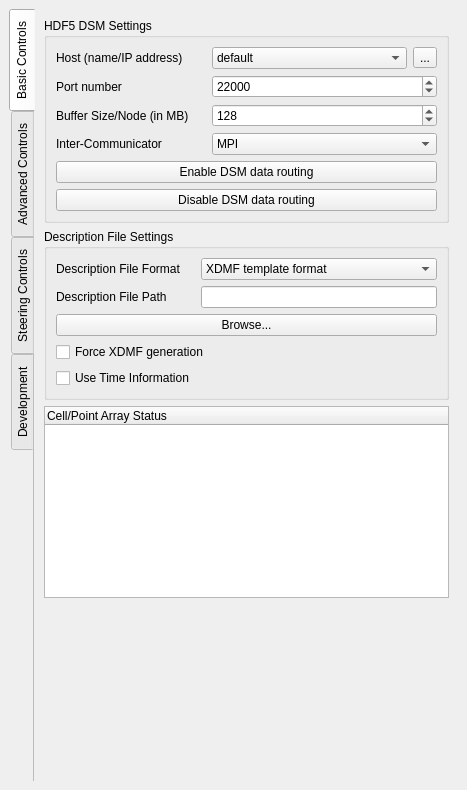
Above: pqDsmViewerPanel.ui from soumagne/icarus before the change. Below: the same form after it.
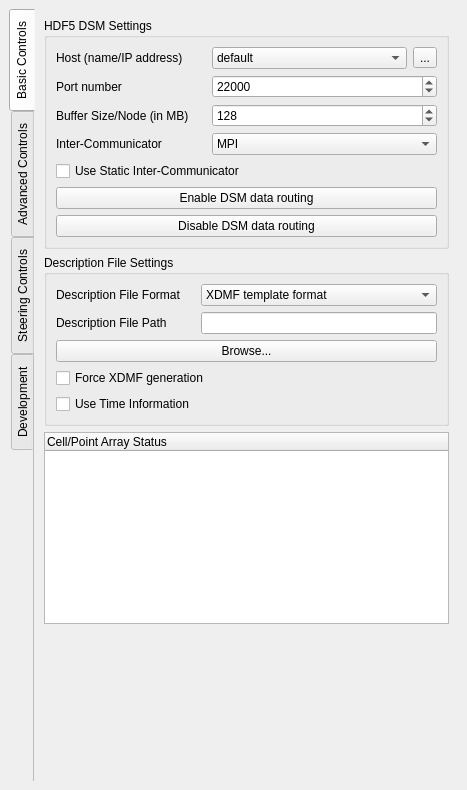
That is the form after the change. Icons and pictures are not drawn.

Commit message:
Add UseStaticInterComm check box
(requires latest H5FDdsm version)

```diff
--- a/pqDsmViewerPanel.ui
+++ b/pqDsmViewerPanel.ui
@@ -35,7 +35,7 @@
          <x>0</x>
          <y>0</y>
          <width>467</width>
-         <height>768</height>
+         <height>765</height>
         </rect>
        </property>
        <layout class="QVBoxLayout" name="verticalLayout_4">
@@ -79,7 +79,7 @@
                <property name="horizontalSpacing">
                 <number>6</number>
                </property>
-               <item row="6" column="0" colspan="3">
+               <item row="7" column="0" colspan="3">
                 <widget class="QPushButton" name="unpublish">
                  <property name="sizePolicy">
                   <sizepolicy hsizetype="Expanding" vsizetype="Fixed">
@@ -92,7 +92,7 @@
                  </property>
                 </widget>
                </item>
-               <item row="5" column="0" colspan="3">
+               <item row="6" column="0" colspan="3">
                 <widget class="QPushButton" name="publish">
                  <property name="sizePolicy">
                   <sizepolicy hsizetype="Expanding" vsizetype="Fixed">
@@ -277,6 +277,13 @@
                  </property>
                 </widget>
                </item>
+               <item row="5" column="0" colspan="3">
+                <widget class="QCheckBox" name="staticInterCommBox">
+                 <property name="text">
+                  <string>Use Static Inter-Communicator</string>
+                 </property>
+                </widget>
+               </item>
               </layout>
              </widget>
             </item>
```
The commit also changes 3 other files.
